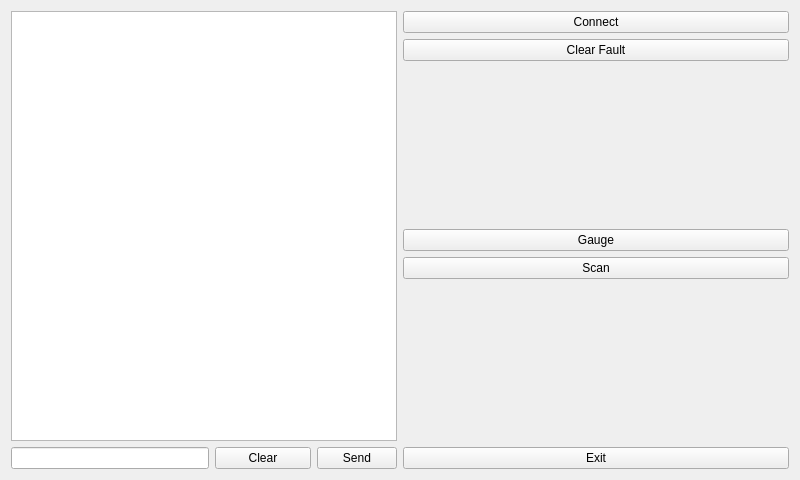
takyonxxx/Elm327_Wifi_Obd2_Qt_Project, file mainwindow.ui: the form before one commit.
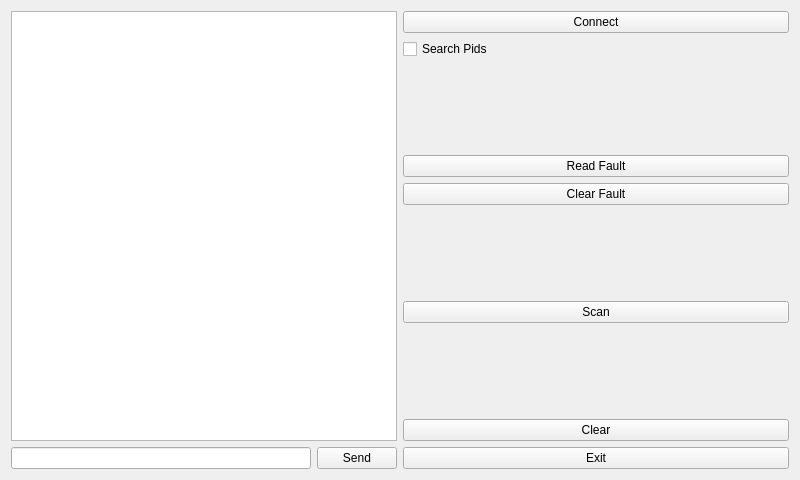
The form after the commit.

What changed in the file:
```diff
--- a/mainwindow.ui
+++ b/mainwindow.ui
@@ -31,8 +31,34 @@
      <layout class="QVBoxLayout" name="verticalLayout">
       <item>
        <layout class="QGridLayout" name="gridLayout_2">
-        <item row="2" column="0">
-         <widget class="QPushButton" name="pushDiagnostic">
+        <item row="1" column="0">
+         <widget class="QPushButton" name="pushConnect">
+          <property name="maximumSize">
+           <size>
+            <width>16777215</width>
+            <height>16777215</height>
+           </size>
+          </property>
+          <property name="text">
+           <string>Connect</string>
+          </property>
+         </widget>
+        </item>
+        <item row="8" column="0">
+         <widget class="QPushButton" name="pushScan">
+          <property name="maximumSize">
+           <size>
+            <width>16777215</width>
+            <height>16777215</height>
+           </size>
+          </property>
+          <property name="text">
+           <string>Scan</string>
+          </property>
+         </widget>
+        </item>
+        <item row="5" column="0">
+         <widget class="QPushButton" name="pushReadFault">
           <property name="minimumSize">
            <size>
             <width>0</width>
@@ -46,11 +72,37 @@
            </size>
           </property>
           <property name="text">
-           <string>Clear Fault</string>
+           <string>Read Fault</string>
+          </property>
+         </widget>
+        </item>
+        <item row="10" column="0">
+         <widget class="QPushButton" name="pushClear">
+          <property name="maximumSize">
+           <size>
+            <width>16777215</width>
+            <height>16777215</height>
+           </size>
+          </property>
+          <property name="text">
+           <string>  Clear  </string>
           </property>
          </widget>
         </item>
         <item row="7" column="0">
+         <spacer name="verticalSpacer">
+          <property name="orientation">
+           <enum>Qt::Vertical</enum>
+          </property>
+          <property name="sizeHint" stdset="0">
+           <size>
+            <width>20</width>
+            <height>40</height>
+           </size>
+          </property>
+         </spacer>
+        </item>
+        <item row="12" column="0">
          <widget class="QPushButton" name="pushExit">
           <property name="maximumSize">
            <size>
@@ -64,58 +116,6 @@
          </widget>
         </item>
         <item row="4" column="0">
-         <widget class="QPushButton" name="pushGauge">
-          <property name="maximumSize">
-           <size>
-            <width>16777215</width>
-            <height>16777215</height>
-           </size>
-          </property>
-          <property name="text">
-           <string>Gauge</string>
-          </property>
-         </widget>
-        </item>
-        <item row="1" column="0">
-         <widget class="QPushButton" name="pushConnect">
-          <property name="maximumSize">
-           <size>
-            <width>16777215</width>
-            <height>16777215</height>
-           </size>
-          </property>
-          <property name="text">
-           <string>Connect</string>
-          </property>
-         </widget>
-        </item>
-        <item row="6" column="0">
-         <spacer name="verticalSpacer">
-          <property name="orientation">
-           <enum>Qt::Vertical</enum>
-          </property>
-          <property name="sizeHint" stdset="0">
-           <size>
-            <width>20</width>
-            <height>40</height>
-           </size>
-          </property>
-         </spacer>
-        </item>
-        <item row="5" column="0">
-         <widget class="QPushButton" name="pushScan">
-          <property name="maximumSize">
-           <size>
-            <width>16777215</width>
-            <height>16777215</height>
-           </size>
-          </property>
-          <property name="text">
-           <string>Scan</string>
-          </property>
-         </widget>
-        </item>
-        <item row="3" column="0">
          <spacer name="verticalSpacer_2">
           <property name="orientation">
            <enum>Qt::Vertical</enum>
@@ -128,6 +128,33 @@
           </property>
          </spacer>
         </item>
+        <item row="9" column="0">
+         <spacer name="verticalSpacer_3">
+          <property name="orientation">
+           <enum>Qt::Vertical</enum>
+          </property>
+          <property name="sizeHint" stdset="0">
+           <size>
+            <width>20</width>
+            <height>40</height>
+           </size>
+          </property>
+         </spacer>
+        </item>
+        <item row="6" column="0">
+         <widget class="QPushButton" name="pushClearFault">
+          <property name="text">
+           <string>Clear Fault</string>
+          </property>
+         </widget>
+        </item>
+        <item row="2" column="0">
+         <widget class="QCheckBox" name="checkSearchPids">
+          <property name="text">
+           <string>Search Pids</string>
+          </property>
+         </widget>
+        </item>
        </layout>
       </item>
      </layout>
@@ -138,8 +165,8 @@
        <layout class="QVBoxLayout" name="verticalLayout_2">
         <item>
          <layout class="QGridLayout" name="gridLayout_3">
-          <item row="0" column="0" colspan="4">
-           <widget class="QTextBrowser" name="textTerminal"/>
+          <item row="2" column="0" colspan="3">
+           <widget class="QLineEdit" name="sendEdit"/>
           </item>
           <item row="2" column="3">
            <widget class="QPushButton" name="pushSend">
@@ -160,21 +187,8 @@
             </property>
            </widget>
           </item>
-          <item row="2" column="2">
-           <widget class="QPushButton" name="pushClear">
-            <property name="maximumSize">
-             <size>
-              <width>16777215</width>
-              <height>16777215</height>
-             </size>
-            </property>
-            <property name="text">
-             <string>  Clear  </string>
-            </property>
-           </widget>
-          </item>
-          <item row="2" column="0" colspan="2">
-           <widget class="QLineEdit" name="sendEdit"/>
+          <item row="0" column="0" rowspan="2" colspan="4">
+           <widget class="QTextBrowser" name="textTerminal"/>
           </item>
          </layout>
         </item>
```
